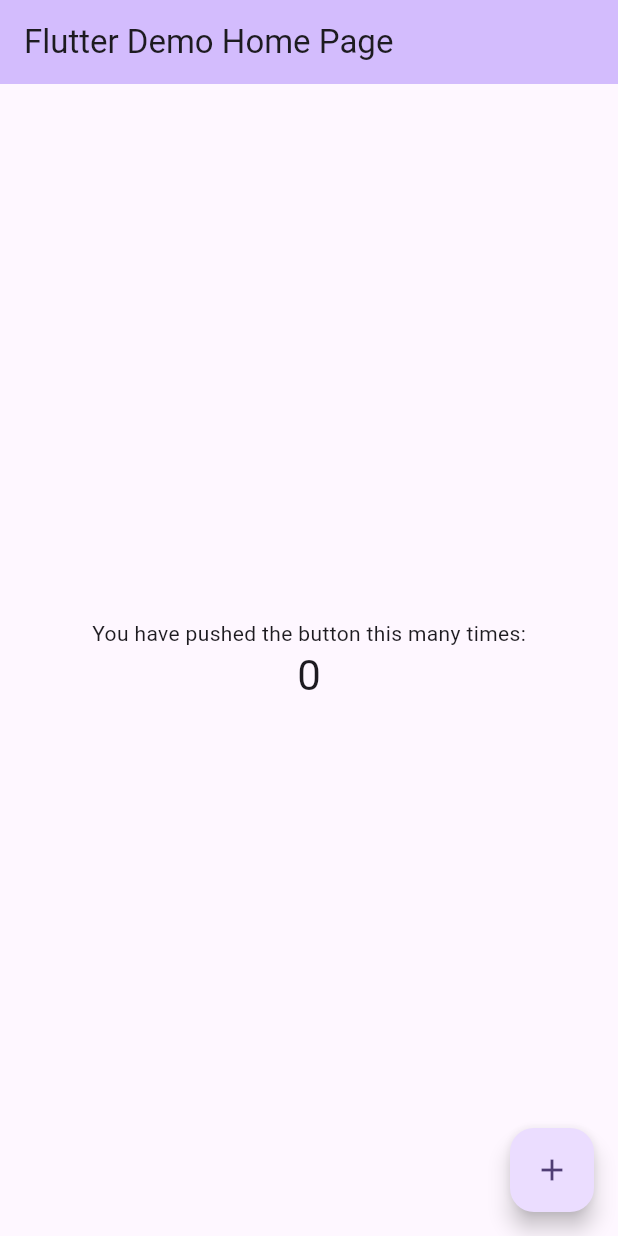
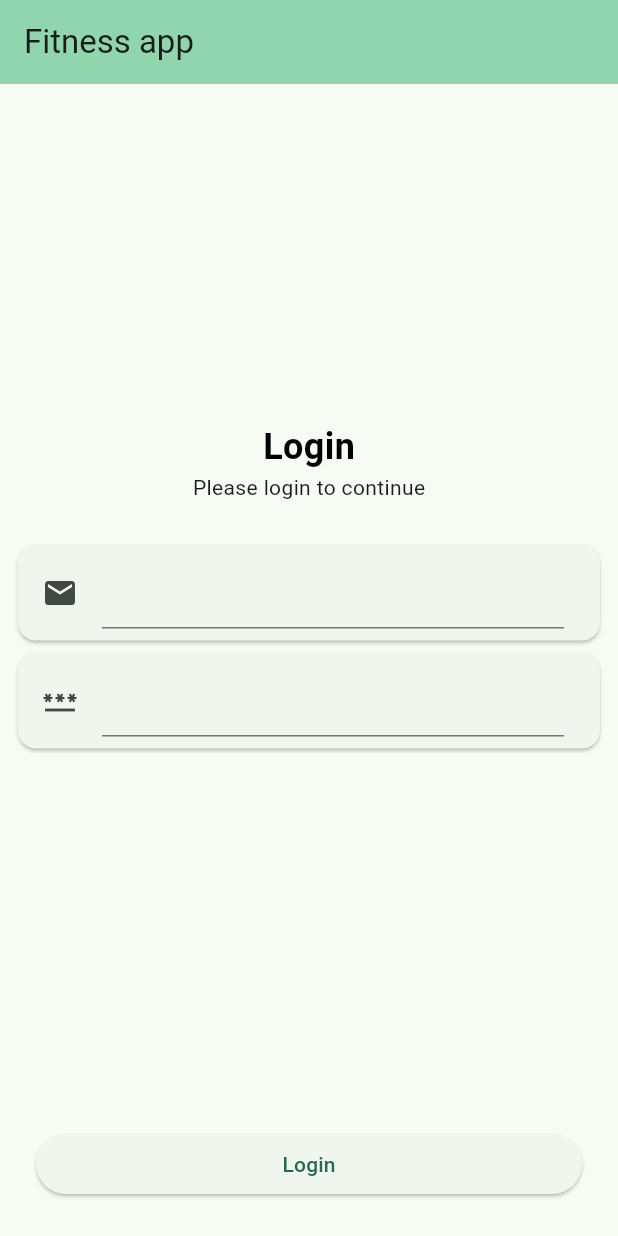
Before and after one commit to 45afeef/fitness_app, a Flutter app: the screen it shows after launch, on a phone screen of 412 x 824 dp. Run offline on Flutter 3.47's test engine with Material 3 defaults, Android fonts, the phone set to English and light mode, and no system bars.

Commit message:
mvp 0.0.01

```diff
--- a/lib/main.dart
+++ b/lib/main.dart
@@ -1,4 +1,7 @@
+import 'package:fitness_app/presentations/pages/onboarding_survey_screen.dart';
 import 'package:flutter/material.dart';
+
+import 'presentations/widgets/title_with_caption.dart';
 
 void main() {
   runApp(const MyApp());
@@ -11,42 +14,18 @@
   @override
   Widget build(BuildContext context) {
     return MaterialApp(
-      title: 'Flutter Demo',
+      title: 'Fitness app',
       theme: ThemeData(
-        // This is the theme of your application.
-        //
-        // TRY THIS: Try running your application with "flutter run". You'll see
-        // the application has a purple toolbar. Then, without quitting the app,
-        // try changing the seedColor in the colorScheme below to Colors.green
-        // and then invoke "hot reload" (save your changes or press the "hot
-        // reload" button in a Flutter-supported IDE, or press "r" if you used
-        // the command line to start the app).
-        //
-        // Notice that the counter didn't reset back to zero; the application
-        // state is not lost during the reload. To reset the state, use hot
-        // restart instead.
-        //
-        // This works for code too, not just values: Most code changes can be
-        // tested with just a hot reload.
-        colorScheme: ColorScheme.fromSeed(seedColor: Colors.deepPurple),
+        colorScheme: ColorScheme.fromSeed(seedColor: Colors.greenAccent),
         useMaterial3: true,
       ),
-      home: const MyHomePage(title: 'Flutter Demo Home Page'),
+      home: const MyHomePage(title: 'Fitness app'),
     );
   }
 }
 
 class MyHomePage extends StatefulWidget {
   const MyHomePage({super.key, required this.title});
-
-  // This widget is the home page of your application. It is stateful, meaning
-  // that it has a State object (defined below) that contains fields that affect
-  // how it looks.
-
-  // This class is the configuration for the state. It holds the values (in this
-  // case the title) provided by the parent (in this case the App widget) and
-  // used by the build method of the State. Fields in a Widget subclass are
-  // always marked "final".
 
   final String title;
 
@@ -55,71 +34,69 @@
 }
 
 class _MyHomePageState extends State<MyHomePage> {
-  int _counter = 0;
-
-  void _incrementCounter() {
-    setState(() {
-      // This call to setState tells the Flutter framework that something has
-      // changed in this State, which causes it to rerun the build method below
-      // so that the display can reflect the updated values. If we changed
-      // _counter without calling setState(), then the build method would not be
-      // called again, and so nothing would appear to happen.
-      _counter++;
-    });
-  }
+  final TextEditingController _emailController = TextEditingController();
+  final TextEditingController _passwordController = TextEditingController();
 
   @override
   Widget build(BuildContext context) {
-    // This method is rerun every time setState is called, for instance as done
-    // by the _incrementCounter method above.
-    //
-    // The Flutter framework has been optimized to make rerunning build methods
-    // fast, so that you can just rebuild anything that needs updating rather
-    // than having to individually change instances of widgets.
     return Scaffold(
       appBar: AppBar(
-        // TRY THIS: Try changing the color here to a specific color (to
-        // Colors.amber, perhaps?) and trigger a hot reload to see the AppBar
-        // change color while the other colors stay the same.
         backgroundColor: Theme.of(context).colorScheme.inversePrimary,
-        // Here we take the value from the MyHomePage object that was created by
-        // the App.build method, and use it to set our appbar title.
         title: Text(widget.title),
       ),
       body: Center(
-        // Center is a layout widget. It takes a single child and positions it
-        // in the middle of the parent.
-        child: Column(
-          // Column is also a layout widget. It takes a list of children and
-          // arranges them vertically. By default, it sizes itself to fit its
-          // children horizontally, and tries to be as tall as its parent.
-          //
-          // Column has various properties to control how it sizes itself and
-          // how it positions its children. Here we use mainAxisAlignment to
-          // center the children vertically; the main axis here is the vertical
-          // axis because Columns are vertical (the cross axis would be
-          // horizontal).
-          //
-          // TRY THIS: Invoke "debug painting" (choose the "Toggle Debug Paint"
-          // action in the IDE, or press "p" in the console), to see the
-          // wireframe for each widget.
-          mainAxisAlignment: MainAxisAlignment.center,
-          children: <Widget>[
-            const Text(
-              'You have pushed the button this many times:',
-            ),
-            Text(
-              '$_counter',
-              style: Theme.of(context).textTheme.headlineMedium,
-            ),
-          ],
+        child: Padding(
+          padding: const EdgeInsets.all(8.0),
+          child: Column(
+            mainAxisSize: MainAxisSize.min,
+            children: [
+              const TitleWithCaption(
+                  title: 'Login', caption: 'Please login to continue'),
+              Card(
+                child: ListTile(
+                  leading: const Icon(Icons.email),
+                  title: TextField(
+                    controller: _emailController,
+                  ),
+                ),
+              ),
+              Card(
+                child: ListTile(
+                  leading: const Icon(Icons.password),
+                  title: TextField(
+                    obscureText: true,
+                    controller: _passwordController,
+                  ),
+                ),
+              )
+            ],
+          ),
         ),
       ),
-      floatingActionButton: FloatingActionButton(
-        onPressed: _incrementCounter,
-        tooltip: 'Increment',
-        child: const Icon(Icons.add),
-      ), // This trailing comma makes auto-formatting nicer for build methods.
+      bottomNavigationBar: Padding(
+        padding: const EdgeInsets.all(24.0),
+        child: ElevatedButton(
+          onPressed: () {
+            String email = _emailController.text;
+            String password = _passwordController.text;
+
+            if (email.isEmpty) {
+              ScaffoldMessenger.of(context).showSnackBar(const SnackBar(
+                  content: Text('Please enter the email address')));
+            } else if (password.isEmpty || password.length < 8) {
+              ScaffoldMessenger.of(context).showSnackBar(const SnackBar(
+                  content: Text(
+                      'Please enter the a valid password of minimum 8 letters')));
+            } else {
+              Navigator.push(
+                  context,
+                  MaterialPageRoute(
+                      builder: (context) => const OnboardingSurveyScreen()));
+            }
+          },
+          child: const Text("Login"),
+        ),
+      ),
     );
   }
 }
--- /dev/null
+++ b/lib/presentations/widgets/title_with_caption.dart
@@ -0,0 +1,31 @@
+import 'package:flutter/material.dart';
+
+class TitleWithCaption extends StatelessWidget {
+  const TitleWithCaption({
+    super.key,
+    required this.title,
+    required this.caption,
+  });
+
+  final String title;
+  final String caption;
+
+  @override
+  Widget build(BuildContext context) {
+    return Column(
+      children: [
+        Text(
+          title,
+          style: const TextStyle(
+            color: Colors.black,
+            fontSize: 24,
+            // fontFamily: 'Gilroy',
+            fontWeight: FontWeight.w600,
+          ),
+        ),
+        Text(caption),
+        const SizedBox(height: 24),
+      ],
+    );
+  }
+}
```
Also changed, not shown: lib/presentations/pages/home.dart (added, +211 -0 lines), lib/presentations/pages/onboarding_survey_screen.dart (added, +118 -0 lines), lib/presentations/pages/result_screen.dart (added, +63 -0 lines), lib/presentations/widgets/button.dart (added, +22 -0 lines).
